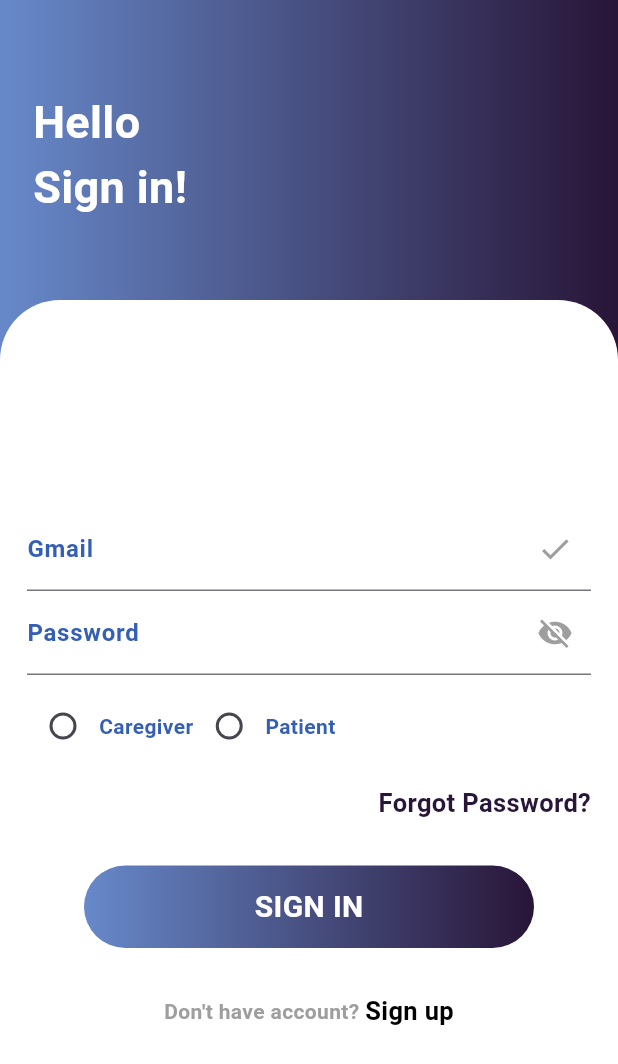
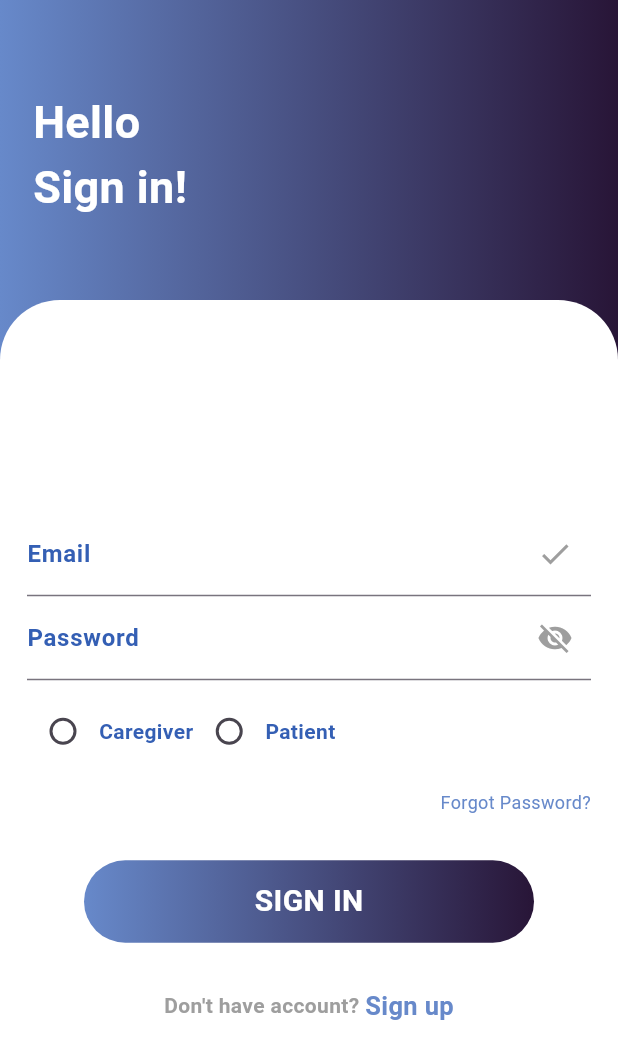
Before and after one commit to Arshadkhan247/Memory-Mentor-App, a Flutter app: the SignUpScreen screen opened directly, after a tap on "Sign In", on a phone screen of 412 x 824 dp. Shown: the top 1064 px of the screen. Run offline on Flutter 3.47's test engine with Material 3 defaults, Android fonts, the phone set to English and light mode, and no system bars; our stand-ins replace firebase_auth, firebase_core, loading_indicator; accounts and stored records are empty; Roboto replaces fonts that are missing (inter); statements that could not run were skipped.

Commit message:
Now Working in login screen

```diff
--- a/lib/Screens/Authentication/Screens/login_screen.dart
+++ b/lib/Screens/Authentication/Screens/login_screen.dart
@@ -1,5 +1,6 @@
 import 'package:flutter/material.dart';
 import 'package:mentor/Screens/Authentication/Screens/sign_up_screen.dart';
+import 'package:mentor/Screens/Authentication/Widgets/text_form_field_widget.dart';
 import 'package:mentor/Screens/DashBoard/dashboard_screen.dart';
 
 class LoginScreen extends StatefulWidget {
@@ -10,7 +11,23 @@ class LoginScreen extends StatefulWidget {
 }
 
 class _LoginScreenState extends State<LoginScreen> {
+  final TextEditingController _emailController = TextEditingController();
+  final TextEditingController _passwordController = TextEditingController();
   String? userType;
+
+  late bool isPasswordVisible = false;
+  bool isEmailFilled =
+      false; // this is used to check that either user has enter their email or not,.
+  bool _isValidEmailAddress =
+      false; // this variable is used to match user email with predefine pattran.
+
+  // this function is used to validate Your Email on the bases of Given Pattran.
+  bool _isValidEmail(String email) {
+    String pattern = r'^[\w-]+(\.[\w-]+)*@([a-zA-Z0-9-]+\.)+[a-zA-Z]{2,7}$';
+    RegExp regExp = RegExp(pattern);
+    return regExp.hasMatch(email);
+  }
+
   @override
   Widget build(BuildContext context) {
     return GestureDetector(
@@ -26,8 +43,6 @@ class _LoginScreenState extends State<LoginScreen> {
               width: double.infinity,
               decoration: const BoxDecoration(
                 gradient: LinearGradient(colors: [
-                  // Color(0xffB81736),
-                  // Color(0xff281537),
                   Color(0xFF6789CA),
                   Color(0xff281537),
                 ]),
@@ -62,20 +77,36 @@ class _LoginScreenState extends State<LoginScreen> {
                     child: Column(
                       mainAxisAlignment: MainAxisAlignment.center,
                       children: [
-                        TextFormField(
-                          decoration: const InputDecoration(
-                              suffixIcon: Icon(
-                                Icons.check,
-                                color: Colors.grey,
-                              ),
-                              label: Text(
-                                'Gmail',
-                                style: TextStyle(
-                                    fontWeight: FontWeight.bold,
-                                    // color: Color(0xffB81736),
-                                    color: Color(0xFF345FB4)),
-                              )),
-                        ),
+                        TextFormFieldWidget(
+                            controller: _emailController,
+                            keyboardType: TextInputType.emailAddress,
+                            onChanged: (value) {
+                              setState(() {
+                                isEmailFilled = value.isNotEmpty;
+                                _isValidEmailAddress =
+                                    _isValidEmail(_emailController.text);
+                              });
+                            },
+                            suffixIcon: Icon(Icons.check,
+                                color: _isValidEmailAddress
+                                    ? Colors.green
+                                    : Colors.grey),
+                            fieldName: 'Email',
+                            obscureText: false),
+                        // TextFormField(
+                        //   decoration: const InputDecoration(
+                        //       suffixIcon: Icon(
+                        //         Icons.check,
+                        //         color: Colors.grey,
+                        //       ),
+                        //       label: Text(
+                        //         'Gmail',
+                        //         style: TextStyle(
+                        //             fontWeight: FontWeight.bold,
+                        //             // color: Color(0xffB81736),
+                        //             color: Color(0xFF345FB4)),
+                        //       )),
+                        // ),
                         TextFormField(
                           decoration: const InputDecoration(
                               suffixIcon: Icon(
@@ -139,9 +170,9 @@ class _LoginScreenState extends State<LoginScreen> {
                           child: Text(
                             'Forgot Password?',
                             style: TextStyle(
-                              fontWeight: FontWeight.bold,
-                              fontSize: 17,
-                              color: Color(0xff281537),
+                              fontWeight: FontWeight.normal,
+                              fontSize: 12,
+                              color: Color(0xFF6789CA),
                             ),
                           ),
                         ),
@@ -179,23 +210,21 @@ class _LoginScreenState extends State<LoginScreen> {
                         const SizedBox(
                           height: 30,
                         ),
-                        Align(
-                          alignment: Alignment.center,
-                          child: Row(
+                        Row(
                           mainAxisAlignment: MainAxisAlignment.center,
                           children: [
                             const Text(
                               "Don't have account? ",
                               style: TextStyle(
                                 fontWeight: FontWeight.bold,
-                                    color: Colors.grey),
+                                color: Colors.grey,
+                              ),
                             ),
                             GestureDetector(
                               onTap: () {
                                 Navigator.of(context).pushReplacement(
                                   MaterialPageRoute(
-                                      builder: (context) =>
-                                          const SignUpScreen(),
+                                    builder: (context) => const SignUpScreen(),
                                   ),
                                 );
                               },
@@ -206,11 +235,10 @@ class _LoginScreenState extends State<LoginScreen> {
                                     ///done login page
                                     fontWeight: FontWeight.bold,
                                     fontSize: 17,
-                                      color: Colors.black),
+                                    color: Color(0xFF6789CA)),
                               ),
                             ),
                           ],
-                          ),
                         )
                       ],
                     ),
--- a/lib/Screens/Authentication/Screens/sign_up_screen.dart
+++ b/lib/Screens/Authentication/Screens/sign_up_screen.dart
@@ -46,12 +46,11 @@ class _SignUpScreenState extends State<SignUpScreen> {
         _passwordController.clear();
         _confirmPasswordController.clear();
 
-        // After User Registration Icons variables will become false. Will show in Grey color.
+        // After User Registration Icons  variables will become false. Will show in Grey color.
         isPasswordVisible = false;
         _isNameFilled = false;
         _isValidEmailAddress = false;
         _isPasswordMatch = false;
-
         _isLoading = false;
       });
 
@@ -138,8 +137,10 @@ class _SignUpScreenState extends State<SignUpScreen> {
   // Variables
   late bool isPasswordVisible = false;
   bool _isNameFilled = false;
-  bool isEmailFilled = false;
-  bool _isValidEmailAddress = false;
+  bool isEmailFilled =
+      false; // this is used to check that either user has enter their email or not,.
+  bool _isValidEmailAddress =
+      false; // this variable is used to match user email with predefine pattran.
   bool _isPasswordMatch = false;
 
 // the Main Body is starting from here ...
@@ -282,7 +283,8 @@ class _SignUpScreenState extends State<SignUpScreen> {
                             ),
                           ),
                           onChanged: (value) {
-                            setState(() {
+                            setState(
+                              () {
                                 // Compare password and confirm password
                                 if (_confirmPasswordController.text ==
                                     _passwordController.text) {
@@ -290,7 +292,8 @@ class _SignUpScreenState extends State<SignUpScreen> {
                                 } else {
                                   _isPasswordMatch = false;
                                 }
-                            });
+                              },
+                            );
                           },
                         ),
 
@@ -358,6 +361,7 @@ class _SignUpScreenState extends State<SignUpScreen> {
                                     child: Padding(
                                       padding: EdgeInsets.all(8.0),
                                       child: LoadingIndicator(
+                                        // this is package to show loading indicator when submitt is loading.
                                         indicatorType: Indicator.lineScale,
                                         colors: [Colors.white],
                                         strokeWidth: 0.5,
@@ -403,7 +407,7 @@ class _SignUpScreenState extends State<SignUpScreen> {
                                 style: TextStyle(
                                   fontWeight: FontWeight.bold,
                                   fontSize: 17,
-                                  color: Colors.black,
+                                  color: Color(0xFF6789CA),
                                 ),
                               ),
                             ),
--- a/lib/Screens/Authentication/Widgets/signin_button_widget.dart
+++ b/lib/Screens/Authentication/Widgets/sign_in_up_button_widget.dart
@@ -1,5 +1,3 @@
-// ignore_for_file: prefer_typing_uninitialized_variables, must_be_immutable
-
 import 'package:flutter/material.dart';
 
 class SignInUpButtonWidget extends StatelessWidget {
```
Lines whose indentation alone changed are shown as unchanged.
